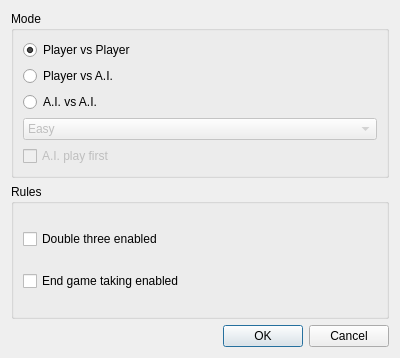
The window that NewGame.ui (rouffj/gomoku) describes before a commit, drawn with Qt 5.
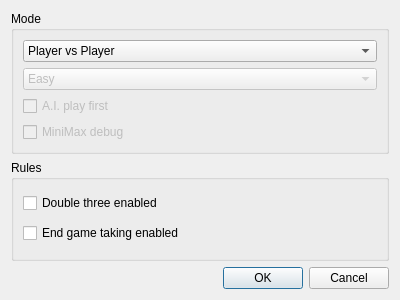
The same window after the commit. Icons and pictures are not drawn.

What changed in the file:
```diff
--- a/NewGame.ui
+++ b/NewGame.ui
@@ -7,7 +7,7 @@
     <x>0</x>
     <y>0</y>
     <width>400</width>
-    <height>358</height>
+    <height>300</height>
    </rect>
   </property>
   <property name="sizePolicy">
@@ -19,7 +19,7 @@
   <property name="minimumSize">
    <size>
     <width>400</width>
-    <height>358</height>
+    <height>300</height>
    </size>
   </property>
   <property name="maximumSize">
@@ -43,27 +43,22 @@
      </property>
      <layout class="QVBoxLayout" name="verticalLayout_2">
       <item>
-       <widget class="QRadioButton" name="radioPvP">
+       <widget class="QComboBox" name="comboGameType">
+        <item>
         <property name="text">
          <string>Player vs Player</string>
         </property>
-        <property name="checked">
-         <bool>true</bool>
-        </property>
-       </widget>
       </item>
       <item>
-       <widget class="QRadioButton" name="radioPvAI">
         <property name="text">
          <string>Player vs A.I.</string>
         </property>
-       </widget>
       </item>
       <item>
-       <widget class="QRadioButton" name="radioAIvAI">
         <property name="text">
          <string>A.I. vs A.I.</string>
         </property>
+        </item>
        </widget>
       </item>
       <item>
@@ -98,6 +93,19 @@
         </property>
        </widget>
       </item>
+      <item>
+       <widget class="QCheckBox" name="minimaxDebug">
+        <property name="enabled">
+         <bool>false</bool>
+        </property>
+        <property name="text">
+         <string>MiniMax debug</string>
+        </property>
+        <property name="checkable">
+         <bool>true</bool>
+        </property>
+       </widget>
+      </item>
      </layout>
     </widget>
    </item>
```
Lines whose indentation alone changed are shown as unchanged.
